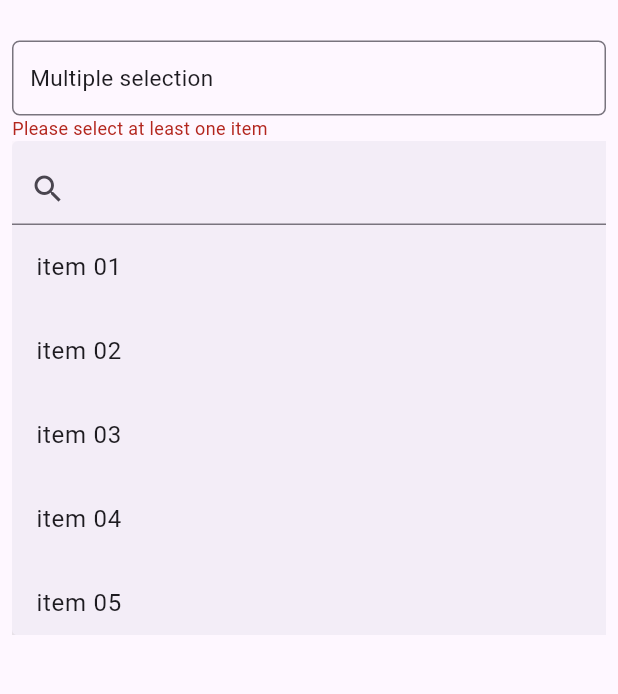
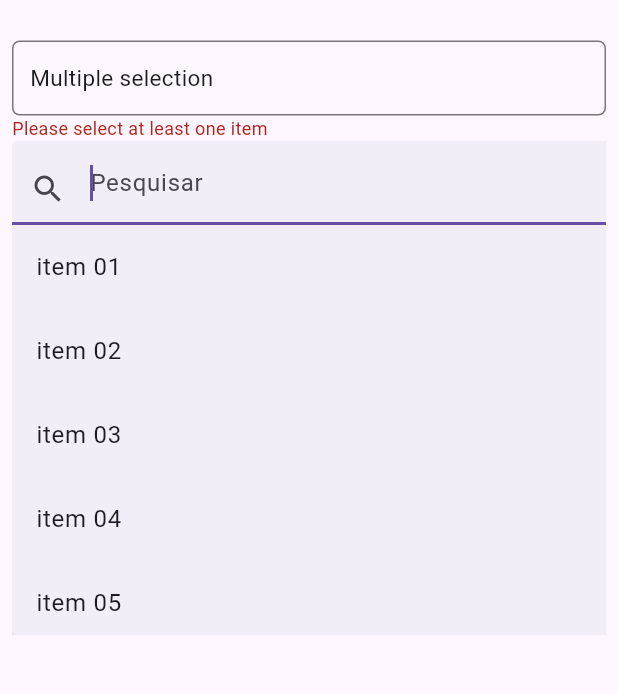
Before and after one commit to welitonsousa/search_select, a Flutter app: the screen it shows after launch, after a tap on the "close" icon, after a tap on "Multiple selection", on a phone screen of 412 x 824 dp, the part 63-757 px from its top. Run offline on Flutter 3.47's test engine with Material 3 defaults, Android fonts, the phone set to English and light mode, and no system bars.

Commit message:
bump version to 1.0.11, update changelog, enhance SearchSelect widget with new optional fields and debounce functionality

```diff
--- a/example/lib/main.dart
+++ b/example/lib/main.dart
@@ -16,6 +16,7 @@ class MyApp extends StatelessWidget {
         appBar: AppBar(title: const Text('Search Select Example')),
         body: Padding(
           padding: const EdgeInsets.all(8.0),
+          child: SingleChildScrollView(
             child: Column(
               children: [
                 SearchSelect<String>(
@@ -46,6 +47,7 @@ class MyApp extends StatelessWidget {
             ),
           ),
         ),
+      ),
     );
   }
 }
--- /dev/null
+++ b/lib/debounce.dart
@@ -0,0 +1,22 @@
+import 'dart:async';
+
+import 'package:flutter/material.dart';
+
+class Debounce {
+  final Duration duration;
+  VoidCallback? _action;
+  Timer? _timer;
+
+  Debounce({required this.duration});
+
+  void call(VoidCallback action) {
+    _action = action;
+    _timer?.cancel();
+    _timer = Timer(duration, () => _action?.call());
+  }
+
+  void cancel() {
+    _timer?.cancel();
+    _timer = null;
+  }
+}
--- a/lib/search_select.dart
+++ b/lib/search_select.dart
@@ -1,6 +1,7 @@
 import 'dart:async';
 
 import 'package:flutter/material.dart';
+import 'package:search_select/debounce.dart';
 
 enum ItemsStyleType {
   text,
@@ -28,9 +29,6 @@ class SearchSelect<T> extends StatefulWidget {
 
   /// The label to be displayed for the selection widget.
   final String label;
-
-  /// The placeholder text to be displayed in the search field.
-  final String? searchText;
 
   /// The style to be applied to the label text.
   final TextStyle? labelStyle;
@@ -104,15 +102,33 @@ class SearchSelect<T> extends StatefulWidget {
   /// when the list is empty
   final bool showEmptyLabel;
 
-  const SearchSelect(
-      {super.key,
+  /// The placeholder text to be displayed in the search field.
+  final String? searchHint;
+
+  /// A function to be called when the search field is used.
+  /// Use this function to search for items asynchronously.
+  /// return your new list of items
+  final Future<List<T>?> Function(String q)? searchAsync;
+
+  /// The duration to debounce the search input.
+  final Duration searchAsyncDebounceDuration;
+
+  /// A widget to be displayed while searching.
+  final Widget? searchLoadingWidget;
+
+  /// if searchAsync is null | applyLocalSearch is true
+  /// if searchAsync is not null | applyLocalSearch is false
+  /// use this parameter to change this behavior
+  final bool applyLocalSearch;
+
+  const SearchSelect({
+    super.key,
     required this.items,
     this.selectedItems = const [],
     this.label = 'Select',
-      this.searchText,
     this.onChange,
     this.itemBuilder,
-      this.autoFocus = false,
+    this.autoFocus = true,
     this.decoration,
     this.useMaxWidthSpace = true,
     this.labelStyle,
@@ -132,7 +148,13 @@ class SearchSelect<T> extends StatefulWidget {
     this.selectedItem,
     this.onSingleChange,
     this.emptyLabel,
-      this.showEmptyLabel = true});
+    this.searchHint,
+    this.showEmptyLabel = true,
+    this.searchAsync,
+    this.searchLoadingWidget,
+    this.searchAsyncDebounceDuration = const Duration(milliseconds: 500),
+    bool? applyLocalSearch,
+  }) : applyLocalSearch = applyLocalSearch ?? searchAsync == null;
 
   @override
   State<SearchSelect<T>> createState() => _SearchSelectState<T>();
@@ -144,6 +166,9 @@ class _SearchSelectState<T> extends State<SearchSelect<T>> {
   final scrollController = ScrollController();
   final selects = <T>[];
   final searchFocusNode = FocusNode();
+  late final Debounce debounce =
+      Debounce(duration: widget.searchAsyncDebounceDuration);
+  bool loading = false;
 
   @override
   void dispose() {
@@ -190,7 +215,23 @@ class _SearchSelectState<T> extends State<SearchSelect<T>> {
     });
   }
 
+  void runGetAsyncItems(String q) {
+    if (widget.searchAsync == null) return;
+    if (loading) return;
+    loading = true;
+    debounce(() async {
+      final res = await widget.searchAsync!(q);
+      widget.items.clear();
+      if (res != null) {
+        widget.items.addAll(res);
+      }
+      loading = false;
+      setState(() {});
+    });
+  }
+
   List<T> get filteredItems {
+    if (!widget.applyLocalSearch) return widget.items;
     final search = searchController.text.toLowerCase();
     final res = widget.items
         .where((element) => element.toString().toLowerCase().contains(search))
@@ -293,13 +334,30 @@ class _SearchSelectState<T> extends State<SearchSelect<T>> {
                   autofocus: widget.autoFocus,
                   controller: searchController,
                   onChanged: (value) {
+                    runGetAsyncItems(value);
                     setState(() {});
                   },
                   decoration: InputDecoration(
-                    hintText: widget.searchText,
+                    hintText: widget.searchHint ?? 'Pesquisar',
                     prefixIcon: Icon(Icons.search),
                   ),
                 ),
+                if (loading)
+                  Container(
+                    constraints: BoxConstraints(
+                      minWidth: widget.useMaxWidthSpace
+                          ? MediaQuery.of(context).size.width
+                          : 0,
+                    ),
+                    child: widget.searchLoadingWidget ??
+                        Padding(
+                          padding: const EdgeInsets.all(10),
+                          child: Center(
+                            child: CircularProgressIndicator(),
+                          ),
+                        ),
+                  )
+                else
                   Container(
                       constraints: BoxConstraints(
                         maxHeight: MediaQuery.of(context).size.height * 0.4,
@@ -332,7 +390,8 @@ class _SearchSelectState<T> extends State<SearchSelect<T>> {
                                         selected: checked,
                                         leading: checked
                                             ? Icon(Icons.check_box)
-                                          : Icon(Icons.check_box_outline_blank),
+                                            : Icon(
+                                                Icons.check_box_outline_blank),
                                       ),
                                   ],
                                 ),
@@ -341,10 +400,14 @@ class _SearchSelectState<T> extends State<SearchSelect<T>> {
                             if (filteredItems.isEmpty && widget.showEmptyLabel)
                               Padding(
                                 padding: const EdgeInsets.all(8.0),
+                                child: Center(
                                   child: Text(
-                                widget.emptyLabel ?? 'Nenhum item encontrado',
+                                    widget.emptyLabel ??
+                                        'Nenhum item encontrado',
                                     style: TextStyle(
-                                  color: Theme.of(context).colorScheme.outline,
+                                      color:
+                                          Theme.of(context).colorScheme.outline,
+                                    ),
                                   ),
                                 ),
                               ),
--- a/pubspec.yaml
+++ b/pubspec.yaml
@@ -1,6 +1,6 @@
 name: search_select
 description: "A Flutter dropdown for search select and multi-select functionality widget."
-version: 1.0.10
+version: 1.0.11
 homepage: https://welitonsousa.vercel.app/
 repository: https://github.com/welitonsousa/search_select
 issue_tracker: https://github.com/welitonsousa/search_select/issues
```
Also changed, not shown: 2 other files. Lines whose indentation alone changed are shown as unchanged.
